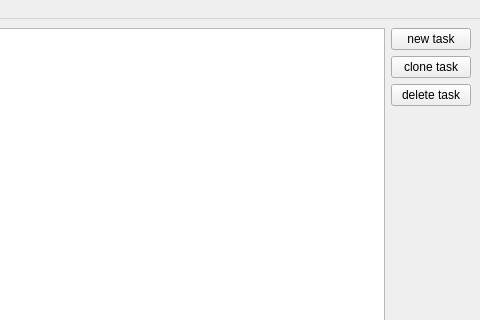
Qt form source/src/ui/task/project_view.ui (RosettaCommons/rosetta) before a commit; both pictures show x 143 to 623 and y 0 to 320 of the 623 by 566 pixel window.
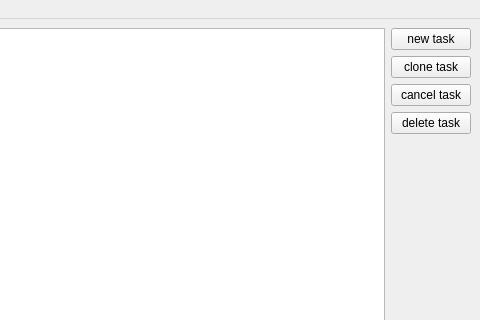
The same form after that commit.

Patch:
```diff
--- a/source/src/ui/task/project_view.ui
+++ b/source/src/ui/task/project_view.ui
@@ -56,6 +56,13 @@
         </property>
        </widget>
       </item>
+      <item>
+       <widget class="QPushButton" name="cancel_task">
+        <property name="text">
+         <string>cancel task</string>
+        </property>
+       </widget>
+      </item>
       <item>
        <widget class="QPushButton" name="delete_task">
         <property name="text">
```
